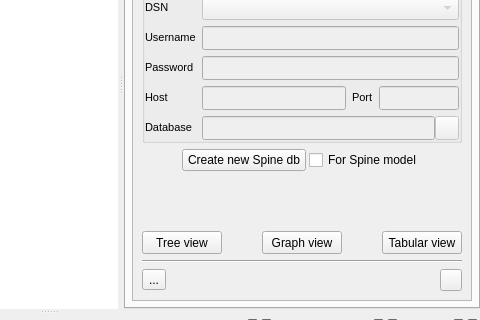
Qt form spinetoolbox/ui/mainwindow.ui (spine-tools/Spine-Toolbox) before a commit; both pictures show x 382 to 862 and y 160 to 480 of the 862 by 708 pixel window.
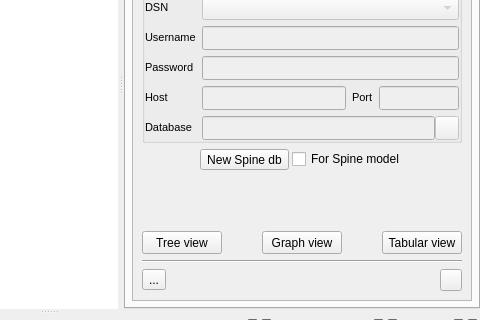
The same form after that commit. The open tabs and pages were chosen to show the change. Icons and pictures are not drawn. Custom widgets are drawn as their Qt base class.

Commit message: fix double file creation in #289 and button text in #301

What changed in the file:
```diff
--- a/spinetoolbox/ui/mainwindow.ui
+++ b/spinetoolbox/ui/mainwindow.ui
@@ -438,8 +438,8 @@
              <rect>
               <x>0</x>
               <y>0</y>
-              <width>341</width>
-              <height>361</height>
+              <width>420</width>
+              <height>331</height>
              </rect>
             </property>
             <layout class="QVBoxLayout" name="verticalLayout_25">
@@ -912,13 +912,7 @@
                 </spacer>
                </item>
                <item>
-                <widget class="QPushButton" name="pushButton_create_new_spine_db">
-                 <property name="sizePolicy">
-                  <sizepolicy hsizetype="MinimumExpanding" vsizetype="Fixed">
-                   <horstretch>2</horstretch>
-                   <verstretch>0</verstretch>
-                  </sizepolicy>
-                 </property>
+                <widget class="QToolButton" name="toolButton_create_new_spine_db">
                  <property name="maximumSize">
                   <size>
                    <width>16777215</width>
@@ -929,12 +923,15 @@
                   <string>&lt;html&gt;&lt;head/&gt;&lt;body&gt;&lt;p&gt;Creates new Spine database to selected URL. If selection is not valid, creates a new Spine database to a default URL.&lt;/p&gt;&lt;/body&gt;&lt;/html&gt;</string>
                  </property>
                  <property name="text">
-                  <string>Create new Spine db</string>
+                  <string>New Spine db</string>
                  </property>
                  <property name="icon">
                   <iconset resource="resources/resources_icons.qrc">
                    <normaloff>:/symbols/Spine_symbol.png</normaloff>:/symbols/Spine_symbol.png</iconset>
                  </property>
+                 <property name="toolButtonStyle">
+                  <enum>Qt::ToolButtonTextBesideIcon</enum>
+                 </property>
                 </widget>
                </item>
                <item>
```
Left out of the diff: 35 changed lines with no effect on the pictures. The commit also changes 3 other files.
